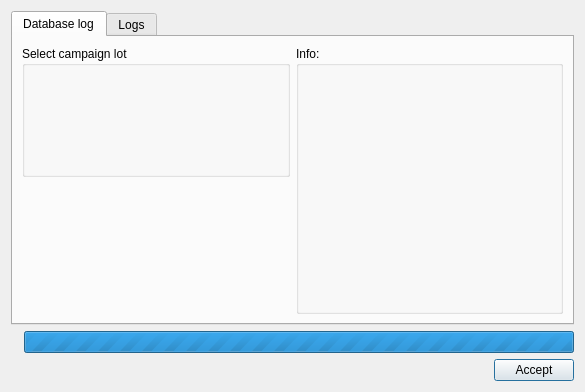
The window that core/ui/toolbars/cm/check_project_cm.ui (Giswater/giswater_qgis_plugin) describes before a commit, drawn with Qt 5.
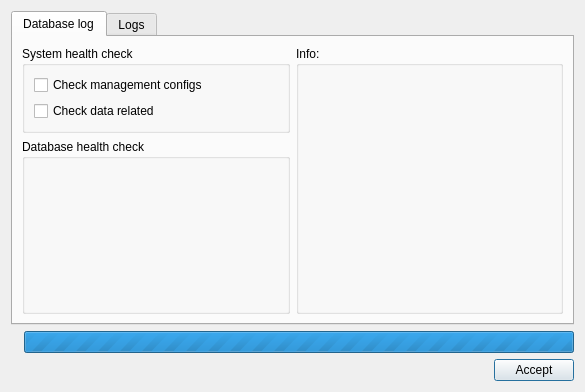
The same window after the commit.

Commit message: feat(cm): add new code logic for refactor in check_project, new combos check

```diff
--- a/core/ui/toolbars/cm/check_project_cm.ui
+++ b/core/ui/toolbars/cm/check_project_cm.ui
@@ -96,12 +96,48 @@
        <item row="0" column="0">
         <widget class="QGroupBox" name="grb_system_check">
          <property name="title">
-          <string>Select campaign lot</string>
+          <string>System health check</string>
+         </property>
+         <layout class="QGridLayout" name="gridLayout_8">
+          <item row="0" column="0">
+           <widget class="QCheckBox" name="chk_manage_config">
+            <property name="text">
+             <string>Check management configs</string>
+            </property>
+           </widget>
+          </item>
+          <item row="1" column="0">
+           <widget class="QCheckBox" name="chk_data_related">
+            <property name="text">
+             <string>Check data related</string>
+            </property>
+           </widget>
+          </item>
+         </layout>
+        </widget>
+       </item>
+       <item row="1" column="0">
+        <widget class="QGroupBox" name="grb_database_health_check">
+         <property name="title">
+          <string>Database health check</string>
          </property>
          <layout class="QGridLayout" name="gridLayout_7">
           <item row="0" column="0">
            <layout class="QGridLayout" name="lyt_data_2"/>
           </item>
+          <item row="1" column="0">
+           <spacer name="verticalSpacer">
+            <property name="orientation">
+             <enum>Qt::Vertical</enum>
+            </property>
+            <property name="sizeHint" stdset="0">
+             <size>
+              <width>20</width>
+              <height>40</height>
+             </size>
+            </property>
+           </spacer>
+          </item>
          </layout>
         </widget>
        </item>
```
Left out of the diff: 2 changed lines with no effect on the pictures. The commit also changes 2 other files.
